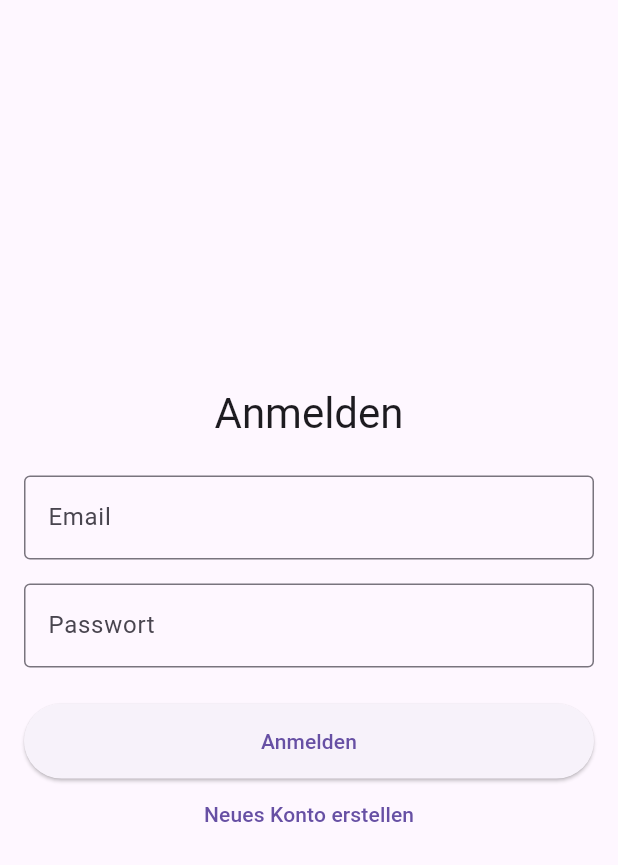
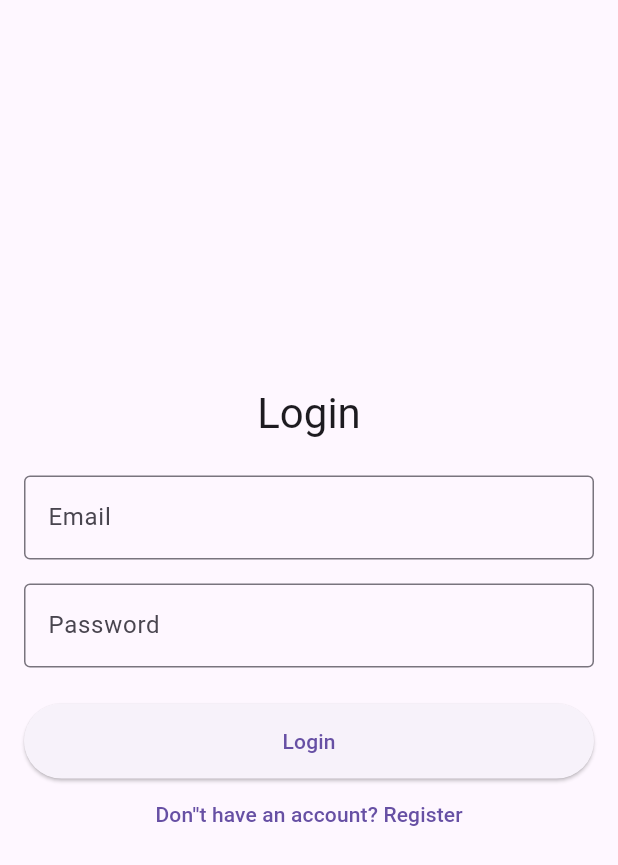
Before and after one commit to czelyk/smart_kuhlschrank, a Flutter app: the screen it shows after launch, on a phone screen of 412 x 824 dp. Shown: the top 865 px of the screen. Run offline on Flutter 3.47's test engine with Material 3 defaults, Android fonts, the light colour scheme and no system bars; our stand-ins replace cloud_firestore, firebase_auth, firebase_core, flutter_local_notifications; accounts and stored records are empty; generated files the repository leaves out were written again; project files that could hold a hidden picture were left out.

Commit message:
Turkish and English translations of registeration and sign in pages have been added.

```diff
--- a/lib/l10n/app_de.arb
+++ b/lib/l10n/app_de.arb
@@ -22,5 +22,13 @@
   "settings": "Einstellungen",
   "language": "Sprache",
   "featureNotAvailable": "Diese Funktion ist noch nicht verfügbar.",
-  "noNewNotifications": "Keine neuen Benachrichtigungen."
+  "noNewNotifications": "Keine neuen Benachrichtigungen.",
+  "login": "Anmelden",
+  "register": "Registrieren",
+  "email": "E-Mail",
+  "password": "Passwort",
+  "dontHaveAccount": "Sie haben noch kein Konto?",
+  "alreadyHaveAccount": "Sie haben bereits ein Konto?",
+  "pleaseEnterEmail": "Bitte geben Sie Ihre E-Mail-Adresse ein",
+  "pleaseEnterPassword": "Bitte geben Sie Ihr Passwort ein"
 }
--- a/lib/l10n/app_en.arb
+++ b/lib/l10n/app_en.arb
@@ -22,5 +22,13 @@
   "settings": "Settings",
   "language": "Language",
   "featureNotAvailable": "This feature is not yet available.",
-  "noNewNotifications": "No new notifications."
+  "noNewNotifications": "No new notifications.",
+  "login": "Login",
+  "register": "Register",
+  "email": "Email",
+  "password": "Password",
+  "dontHaveAccount": "Don''t have an account?",
+  "alreadyHaveAccount": "Already have an account?",
+  "pleaseEnterEmail": "Please enter your email",
+  "pleaseEnterPassword": "Please enter your password"
 }
--- a/lib/l10n/app_tr.arb
+++ b/lib/l10n/app_tr.arb
@@ -18,9 +18,17 @@
   "error": "Hata",
   "yourShoppingListIsEmpty": "Alışveriş listeniz boş.",
   "noShelvesFound": "Raf bulunamadı.",
-  "logOut": "Çıkış Yap",
+  "logOut": "Oturumu Kapat",
   "settings": "Ayarlar",
   "language": "Dil",
   "featureNotAvailable": "Bu özellik henüz mevcut değil.",
-  "noNewNotifications": "Yeni bildirim yok."
+  "noNewNotifications": "Yeni bildirim yok.",
+  "login": "Giriş Yap",
+  "register": "Kayıt Ol",
+  "email": "E-posta",
+  "password": "Şifre",
+  "dontHaveAccount": "Hesabınız yok mu?",
+  "alreadyHaveAccount": "Zaten bir hesabınız var mı?",
+  "pleaseEnterEmail": "Lütfen e-posta adresinizi girin",
+  "pleaseEnterPassword": "Lütfen şifrenizi girin"
 }
--- a/lib/screens/login_screen.dart
+++ b/lib/screens/login_screen.dart
@@ -1,5 +1,6 @@
 import 'package:flutter/material.dart';
 import 'package:projekt/services/auth_service.dart';
+import 'package:flutter_gen/gen_l10n/app_localizations.dart'; // Import the l10n library
 
 class LoginScreen extends StatefulWidget {
   const LoginScreen({super.key});
@@ -47,6 +48,9 @@ class _LoginScreenState extends State<LoginScreen> {
 
   @override
   Widget build(BuildContext context) {
+    // Get the localization object
+    final l10n = AppLocalizations.of(context)!;
+
     return Scaffold(
       body: Center(
         child: SingleChildScrollView(
@@ -58,30 +62,30 @@ class _LoginScreenState extends State<LoginScreen> {
                 mainAxisAlignment: MainAxisAlignment.center,
                 children: [
                   Text(
-                    _isLogin ? 'Anmelden' : 'Registrieren', // Login or Register
+                    _isLogin ? l10n.login : l10n.register, // Use localized strings
                     style: Theme.of(context).textTheme.headlineMedium,
                   ),
                   const SizedBox(height: 24),
                   TextFormField(
                     controller: _emailController,
-                    decoration: const InputDecoration(
-                      labelText: 'Email',
-                      border: OutlineInputBorder(),
+                    decoration: InputDecoration(
+                      labelText: l10n.email, // Use localized string
+                      border: const OutlineInputBorder(),
                     ),
                     validator: (value) =>
-                        (value?.isEmpty ?? true) ? 'Bitte Email eingeben' : null, // Please enter an email
+                        (value?.isEmpty ?? true) ? l10n.pleaseEnterEmail : null, // Use localized validation
                     keyboardType: TextInputType.emailAddress,
                   ),
                   const SizedBox(height: 16),
                   TextFormField(
                     controller: _passwordController,
-                    decoration: const InputDecoration(
-                      labelText: 'Passwort',
-                      border: OutlineInputBorder(),
+                    decoration: InputDecoration(
+                      labelText: l10n.password, // Use localized string
+                      border: const OutlineInputBorder(),
                     ),
                     obscureText: true,
                     validator: (value) =>
-                        (value?.isEmpty ?? true) ? 'Bitte Passwort eingeben' : null, // Please enter a password
+                        (value?.isEmpty ?? true) ? l10n.pleaseEnterPassword : null, // Use localized validation
                   ),
                   if (_errorMessage.isNotEmpty)
                     Padding(
@@ -98,7 +102,7 @@ class _LoginScreenState extends State<LoginScreen> {
                     style: ElevatedButton.styleFrom(
                       minimumSize: const Size(double.infinity, 50),
                     ),
-                    child: Text(_isLogin ? 'Anmelden' : 'Registrieren'),
+                    child: Text(_isLogin ? l10n.login : l10n.register), // Use localized strings
                   ),
                   TextButton(
                     onPressed: () {
@@ -109,8 +113,8 @@ class _LoginScreenState extends State<LoginScreen> {
                     },
                     child: Text(
                       _isLogin
-                          ? 'Neues Konto erstellen' // Create a new account
-                          : 'Ich habe bereits ein Konto', // I already have an account
+                          ? '${l10n.dontHaveAccount} ${l10n.register}'
+                          : '${l10n.alreadyHaveAccount} ${l10n.login}',
                     ),
                   ),
                 ],
```
